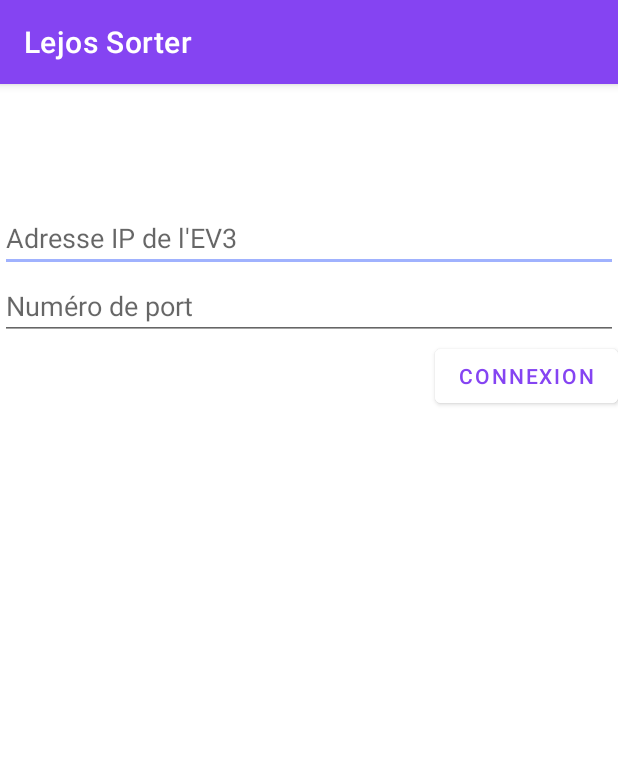
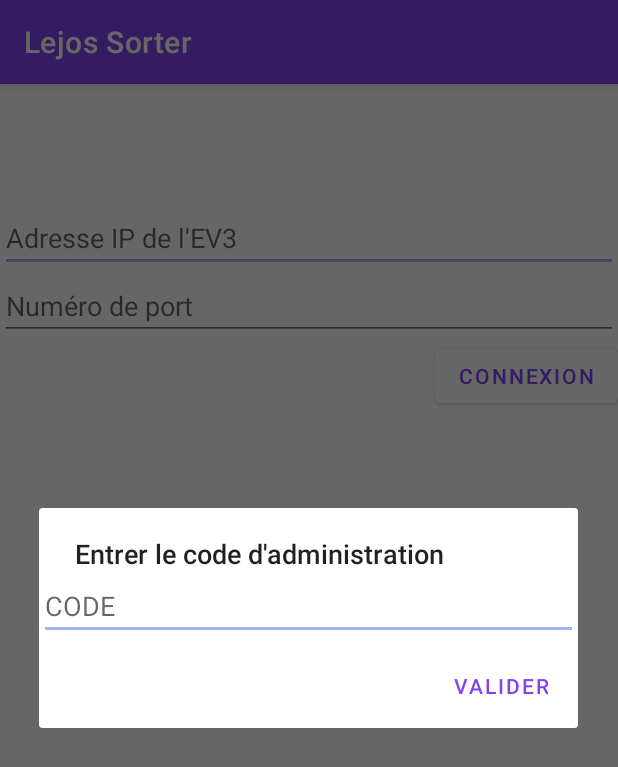
Before and after one commit to emerlaud/LejosSorterApp, an Android app: the fragment ConnectFragment shown on its own in the app's theme, after a tap on "CONNEXION", on a phone screen of 412 x 824 dp. Shown: the top 767 px of the screen. Run offline under Robolectric (Android 15) with nearby library versions, the light colour scheme and no system bars; our stand-ins replace data binding.

Commit message:
restaure fragment connect

```diff
--- a/app/src/main/java/fr/gems/lejos/ui/connect/ConnectFragment.kt
+++ b/app/src/main/java/fr/gems/lejos/ui/connect/ConnectFragment.kt
@@ -1,7 +1,10 @@
 package fr.gems.lejos.ui.connect
 
+import android.app.AlertDialog
+import android.content.DialogInterface
 import android.os.Bundle
 import android.text.Editable
+import android.text.InputType
 import android.text.TextWatcher
 import androidx.fragment.app.Fragment
 import android.view.LayoutInflater
@@ -44,6 +47,7 @@ class ConnectFragment : Fragment() {
         validateIP.setOnClickListener {
             connectViewModel.initWifi(connectViewModel.ip, connectViewModel.port.toString())
             Toast.makeText(activity,"Connexion établie", Toast.LENGTH_SHORT).show()
+            showDialog()
 
         }
 
@@ -51,4 +55,29 @@ class ConnectFragment : Fragment() {
         return view
     }
 
+    fun showDialog(){
+        val builder = AlertDialog.Builder(activity)
+        builder.setTitle(R.string.enter_pin)
+        // Set up the input
+        val input = EditText(activity)
+        // Specify the type of input expected; this, for example, sets the input as a password, and will mask the text
+        input.setHint(R.string.code)
+
+        input.inputType = InputType.TYPE_CLASS_TEXT
+        builder.setView(input)
+        builder.setPositiveButton(R.string.validate, DialogInterface.OnClickListener{ dialog, _ ->
+            val tryPin = input.text.toString()
+            if (tryPin != connectViewModel.pin ) {
+                Toast.makeText(activity, "code invalide", Toast.LENGTH_SHORT).show()
+            }else{
+                Toast.makeText(activity, "code valide", Toast.LENGTH_SHORT).show()
+                dialog.dismiss()
+            }
+        })
+
+        val alertDialog: AlertDialog = builder.create()
+        alertDialog.setCancelable(false)
+
+        alertDialog.show()
+    }
 }
--- a/app/src/main/java/fr/gems/lejos/ui/connect/ConnectViewModel.kt
+++ b/app/src/main/java/fr/gems/lejos/ui/connect/ConnectViewModel.kt
@@ -40,4 +40,6 @@ class ConnectViewModel : ViewModel() {
         Log.d(TAG, "message send")
     }
 
+
+
 }
```
Also changed, not shown: app/src/main/java/fr/gems/lejos/ui/home/HomeViewModel.kt (+49 -0 lines).
